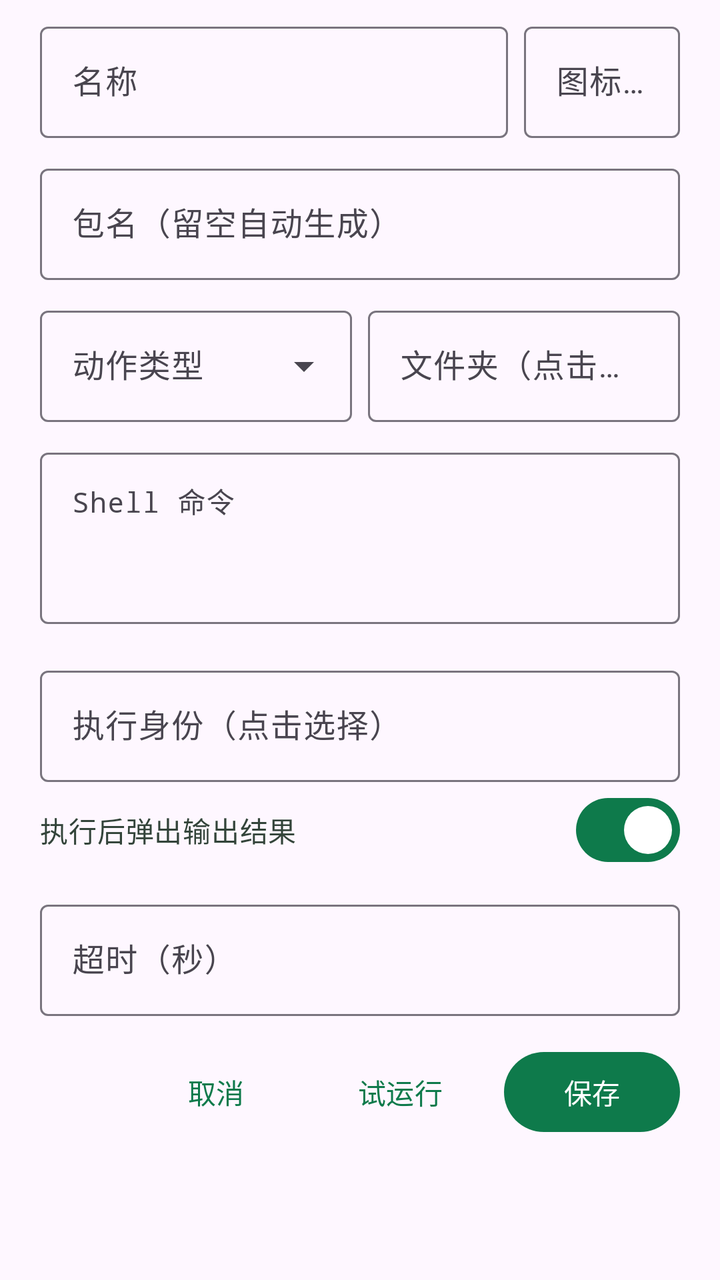
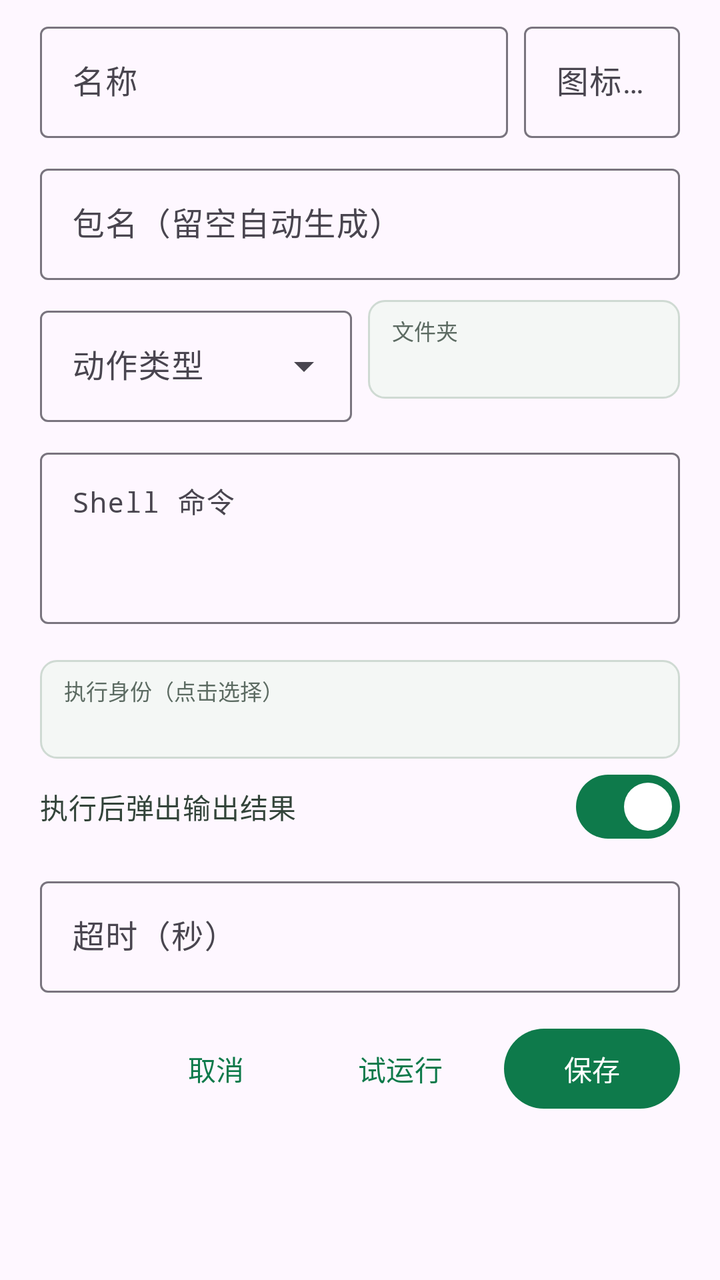

Before-and-after screenshots of an Android layout around one commit, followed by the original layout XML and the change that was made.
<!-- AndroidManifest.xml: application theme Theme.Shell2Apk -->
<!-- res/layout/dialog_task.xml -->
<?xml version="1.0" encoding="utf-8"?>
<ScrollView xmlns:android="http://schemas.android.com/apk/res/android"
    xmlns:app="http://schemas.android.com/apk/res-auto"
    android:layout_width="match_parent"
    android:layout_height="wrap_content">

    <LinearLayout
        android:layout_width="match_parent"
        android:layout_height="wrap_content"
        android:orientation="vertical"
        android:paddingStart="20dp"
        android:paddingTop="8dp"
        android:paddingEnd="20dp"
        android:paddingBottom="4dp">

        <LinearLayout
            android:layout_width="match_parent"
            android:layout_height="wrap_content"
            android:orientation="horizontal">

            <com.google.android.material.textfield.TextInputLayout
                android:id="@+id/layoutName"
                style="@style/Widget.Material3.TextInputLayout.OutlinedBox"
                android:layout_width="0dp"
                android:layout_height="wrap_content"
                android:layout_weight="3"
                android:hint="名称">

                <com.google.android.material.textfield.TextInputEditText
                    android:id="@+id/inputName"
                    android:layout_width="match_parent"
                    android:layout_height="wrap_content"
                    android:inputType="text"
                    android:maxLines="1" />
            </com.google.android.material.textfield.TextInputLayout>

            <com.google.android.material.textfield.TextInputLayout
                android:id="@+id/layoutIcon"
                style="@style/Widget.Material3.TextInputLayout.OutlinedBox"
                android:layout_width="0dp"
                android:layout_height="wrap_content"
                android:layout_marginStart="8dp"
                android:layout_weight="1"
                android:hint="图标字">

                <com.google.android.material.textfield.TextInputEditText
                    android:id="@+id/inputIcon"
                    android:layout_width="match_parent"
                    android:layout_height="wrap_content"
                    android:inputType="text"
                    android:maxLength="2"
                    android:maxLines="1" />
            </com.google.android.material.textfield.TextInputLayout>
        </LinearLayout>

        <com.google.android.material.textfield.TextInputLayout
            android:id="@+id/layoutPackage"
            style="@style/Widget.Material3.TextInputLayout.OutlinedBox"
            android:layout_width="match_parent"
            android:layout_height="wrap_content"
            android:layout_marginTop="10dp"
            android:hint="包名（留空自动生成）">

            <com.google.android.material.textfield.TextInputEditText
                android:id="@+id/inputPackage"
                android:layout_width="match_parent"
                android:layout_height="wrap_content"
                android:inputType="textNoSuggestions"
                android:maxLines="1"
                android:typeface="monospace" />
        </com.google.android.material.textfield.TextInputLayout>

        <LinearLayout
            android:layout_width="match_parent"
            android:layout_height="wrap_content"
            android:layout_marginTop="10dp"
            android:orientation="horizontal">

            <com.google.android.material.textfield.TextInputLayout
                android:id="@+id/layoutKind"
                style="@style/Widget.Material3.TextInputLayout.OutlinedBox.ExposedDropdownMenu"
                android:layout_width="0dp"
                android:layout_height="wrap_content"
                android:layout_weight="1"
                android:hint="动作类型">

                <AutoCompleteTextView
                    android:id="@+id/inputKind"
                    android:layout_width="match_parent"
                    android:layout_height="wrap_content"
                    android:inputType="none" />
            </com.google.android.material.textfield.TextInputLayout>

            <com.google.android.material.textfield.TextInputLayout
                android:id="@+id/layoutFolder"
                style="@style/Widget.Material3.TextInputLayout.OutlinedBox"
                android:layout_width="0dp"
                android:layout_height="wrap_content"
                android:layout_marginStart="8dp"
                android:layout_weight="1"
                android:hint="文件夹（点击选择）">

                <com.google.android.material.textfield.TextInputEditText
                    android:id="@+id/inputFolder"
                    android:layout_width="match_parent"
                    android:layout_height="wrap_content"
                    android:clickable="true"
                    android:cursorVisible="false"
                    android:focusable="false"
                    android:inputType="none"
                    android:maxLines="1" />
            </com.google.android.material.textfield.TextInputLayout>
        </LinearLayout>

        <com.google.android.material.textfield.TextInputLayout
            android:id="@+id/layoutValue"
            style="@style/Widget.Material3.TextInputLayout.OutlinedBox"
            android:layout_width="match_parent"
            android:layout_height="wrap_content"
            android:layout_marginTop="10dp"
            android:hint="Shell 命令">

            <com.google.android.material.textfield.TextInputEditText
                android:id="@+id/inputValue"
                android:layout_width="match_parent"
                android:layout_height="wrap_content"
                android:gravity="top|start"
                android:inputType="textMultiLine|textNoSuggestions"
                android:maxLines="8"
                android:minLines="3"
                android:textSize="14sp"
                android:typeface="monospace" />
        </com.google.android.material.textfield.TextInputLayout>

        <com.google.android.material.button.MaterialButton
            android:id="@+id/btnPickActivity"
            style="@style/Widget.Material3.Button.TonalButton"
            android:layout_width="match_parent"
            android:layout_height="wrap_content"
            android:layout_marginTop="6dp"
            android:text="从手机里选择活动"
            android:visibility="gone" />

        <LinearLayout
            android:id="@+id/groupShell"
            android:layout_width="match_parent"
            android:layout_height="wrap_content"
            android:layout_marginTop="10dp"
            android:orientation="vertical">

            <com.google.android.material.textfield.TextInputLayout
                android:id="@+id/layoutExec"
                style="@style/Widget.Material3.TextInputLayout.OutlinedBox"
                android:layout_width="match_parent"
                android:layout_height="wrap_content"
                android:layout_marginTop="8dp"
                android:hint="执行身份（点击选择）">

                <com.google.android.material.textfield.TextInputEditText
                    android:id="@+id/inputExec"
                    android:layout_width="match_parent"
                    android:layout_height="wrap_content"
                    android:clickable="true"
                    android:cursorVisible="false"
                    android:focusable="false"
                    android:inputType="none"
                    android:maxLines="1" />
            </com.google.android.material.textfield.TextInputLayout>

            <com.google.android.material.materialswitch.MaterialSwitch
                android:id="@+id/switchOutput"
                android:layout_width="match_parent"
                android:layout_height="wrap_content"
                android:checked="true"
                android:text="执行后弹出输出结果"
                android:textColor="#33443A"
                android:textSize="14sp" />

            <com.google.android.material.textfield.TextInputLayout
                android:id="@+id/layoutTimeout"
                style="@style/Widget.Material3.TextInputLayout.OutlinedBox"
                android:layout_width="match_parent"
                android:layout_height="wrap_content"
                android:layout_marginTop="8dp"
                android:hint="超时（秒）">

                <com.google.android.material.textfield.TextInputEditText
                    android:id="@+id/inputTimeout"
                    android:layout_width="match_parent"
                    android:layout_height="wrap_content"
                    android:inputType="number"
                    android:maxLines="1" />
            </com.google.android.material.textfield.TextInputLayout>
        </LinearLayout>

        <LinearLayout
            android:id="@+id/groupIntent"
            android:layout_width="match_parent"
            android:layout_height="wrap_content"
            android:layout_marginTop="6dp"
            android:orientation="vertical"
            android:visibility="gone">

            <com.google.android.material.textfield.TextInputLayout
                android:id="@+id/layoutAction"
                style="@style/Widget.Material3.TextInputLayout.OutlinedBox"
                android:layout_width="match_parent"
                android:layout_height="wrap_content"
                android:layout_marginTop="6dp"
                android:hint="action">

                <com.google.android.material.textfield.TextInputEditText
                    android:id="@+id/inputAction"
                    android:layout_width="match_parent"
                    android:layout_height="wrap_content"
                    android:inputType="textNoSuggestions"
                    android:maxLines="1" />
            </com.google.android.material.textfield.TextInputLayout>

            <com.google.android.material.textfield.TextInputLayout
                android:id="@+id/layoutComponent"
                style="@style/Widget.Material3.TextInputLayout.OutlinedBox"
                android:layout_width="match_parent"
                android:layout_height="wrap_content"
                android:layout_marginTop="8dp"
                android:hint="component（包名/类名）">

                <com.google.android.material.textfield.TextInputEditText
                    android:id="@+id/inputComponent"
                    android:layout_width="match_parent"
                    android:layout_height="wrap_content"
                    android:inputType="textNoSuggestions"
                    android:maxLines="1" />
            </com.google.android.material.textfield.TextInputLayout>

            <com.google.android.material.textfield.TextInputLayout
                android:id="@+id/layoutExtras"
                style="@style/Widget.Material3.TextInputLayout.OutlinedBox"
                android:layout_width="match_parent"
                android:layout_height="wrap_content"
                android:layout_marginTop="8dp"
                android:hint="extras（JSON，可留空）">

                <com.google.android.material.textfield.TextInputEditText
                    android:id="@+id/inputExtras"
                    android:layout_width="match_parent"
                    android:layout_height="wrap_content"
                    android:gravity="top|start"
                    android:inputType="textMultiLine|textNoSuggestions"
                    android:maxLines="4"
                    android:minLines="2"
                    android:typeface="monospace" />
            </com.google.android.material.textfield.TextInputLayout>
        </LinearLayout>

        <LinearLayout
            android:layout_width="match_parent"
            android:layout_height="wrap_content"
            android:layout_marginTop="14dp"
            android:gravity="end"
            android:orientation="horizontal">

            <com.google.android.material.button.MaterialButton
                android:id="@+id/btnCancel"
                style="@style/Widget.Material3.Button.TextButton"
                android:layout_width="wrap_content"
                android:layout_height="wrap_content"
                android:text="取消" />

            <com.google.android.material.button.MaterialButton
                android:id="@+id/btnTest"
                style="@style/Widget.Material3.Button.TextButton"
                android:layout_width="wrap_content"
                android:layout_height="wrap_content"
                android:layout_marginStart="4dp"
                android:text="试运行" />

            <com.google.android.material.button.MaterialButton
                android:id="@+id/btnBuild"
                android:layout_width="wrap_content"
                android:layout_height="wrap_content"
                android:layout_marginStart="8dp"
                android:paddingStart="20dp"
                android:paddingEnd="20dp"
                android:text="保存" />
        </LinearLayout>
    </LinearLayout>
</ScrollView>
<!-- resources referenced by this layout -->
<resources>
  <style name="Theme.Shell2Apk" parent="Theme.Material3.Light.NoActionBar">
          <item name="colorPrimary">@color/brand</item>
          <item name="colorOnPrimary">#FFFFFF</item>
          <item name="colorPrimaryContainer">@color/brand_light</item>
          <item name="colorOnPrimaryContainer">#00210F</item>
          <item name="colorSecondary">#4A6355</item>
          <item name="android:statusBarColor">@color/brand_dark</item>
          <item name="android:navigationBarColor">#FFFFFF</item>
      </style>
  <color name="brand">#0E7A4B</color>
  <color name="brand_light">#A5F3C8</color>
  <color name="brand_dark">#0A5C39</color>
</resources>

<!-- the commit's change to res/layout/dialog_task.xml (unified diff, before → after) -->
@@ -91,25 +91,37 @@
                     android:inputType="none" />
             </com.google.android.material.textfield.TextInputLayout>
 
-            <com.google.android.material.textfield.TextInputLayout
-                android:id="@+id/layoutFolder"
-                style="@style/Widget.Material3.TextInputLayout.OutlinedBox"
+            <LinearLayout
+                android:id="@+id/rowFolder"
                 android:layout_width="0dp"
                 android:layout_height="wrap_content"
                 android:layout_marginStart="8dp"
                 android:layout_weight="1"
-                android:hint="文件夹（点击选择）">
-
-                <com.google.android.material.textfield.TextInputEditText
+                android:background="@drawable/bg_field"
+                android:clickable="true"
+                android:focusable="true"
+                android:orientation="vertical"
+                android:paddingStart="12dp"
+                android:paddingTop="7dp"
+                android:paddingEnd="12dp"
+                android:paddingBottom="7dp">
+
+                <TextView
+                    android:layout_width="wrap_content"
+                    android:layout_height="wrap_content"
+                    android:text="文件夹"
+                    android:textColor="#5C6B62"
+                    android:textSize="11sp" />
+
+                <TextView
                     android:id="@+id/inputFolder"
                     android:layout_width="match_parent"
                     android:layout_height="wrap_content"
-                    android:clickable="true"
-                    android:cursorVisible="false"
-                    android:focusable="false"
-                    android:inputType="none"
-                    android:maxLines="1" />
-            </com.google.android.material.textfield.TextInputLayout>
+                    android:ellipsize="end"
+                    android:maxLines="1"
+                    android:textColor="#1B2B22"
+                    android:textSize="14sp" />
+            </LinearLayout>
         </LinearLayout>
 
         <com.google.android.material.textfield.TextInputLayout
@@ -148,24 +160,36 @@
             android:layout_marginTop="10dp"
             android:orientation="vertical">
 
-            <com.google.android.material.textfield.TextInputLayout
-                android:id="@+id/layoutExec"
-                style="@style/Widget.Material3.TextInputLayout.OutlinedBox"
+            <LinearLayout
+                android:id="@+id/rowExec"
                 android:layout_width="match_parent"
                 android:layout_height="wrap_content"
                 android:layout_marginTop="8dp"
-                android:hint="执行身份（点击选择）">
-
-                <com.google.android.material.textfield.TextInputEditText
+                android:background="@drawable/bg_field"
+                android:clickable="true"
+                android:focusable="true"
+                android:orientation="vertical"
+                android:paddingStart="12dp"
+                android:paddingTop="7dp"
+                android:paddingEnd="12dp"
+                android:paddingBottom="7dp">
+
+                <TextView
+                    android:layout_width="wrap_content"
+                    android:layout_height="wrap_content"
+                    android:text="执行身份（点击选择）"
+                    android:textColor="#5C6B62"
+                    android:textSize="11sp" />
+
+                <TextView
                     android:id="@+id/inputExec"
                     android:layout_width="match_parent"
                     android:layout_height="wrap_content"
-                    android:clickable="true"
-                    android:cursorVisible="false"
-                    android:focusable="false"
-                    android:inputType="none"
-                    android:maxLines="1" />
-            </com.google.android.material.textfield.TextInputLayout>
+                    android:ellipsize="end"
+                    android:maxLines="1"
+                    android:textColor="#1B2B22"
+                    android:textSize="14sp" />
+            </LinearLayout>
 
             <com.google.android.material.materialswitch.MaterialSwitch
                 android:id="@+id/switchOutput"
<!-- resource entries referenced after the edit -->
@@ -1,5 +1,15 @@
 <!-- resources referenced by this layout -->
 <resources>
+  <!-- drawable bg_field (drawable) -->
+  <?xml version="1.0" encoding="utf-8"?>
+  <shape xmlns:android="http://schemas.android.com/apk/res/android"
+      android:shape="rectangle">
+      <solid android:color="#F4F7F5" />
+      <stroke
+          android:width="1dp"
+          android:color="#CFDAD3" />
+      <corners android:radius="8dp" />
+  </shape>
   <style name="Theme.Shell2Apk" parent="Theme.Material3.Light.NoActionBar">
           <item name="colorPrimary">@color/brand</item>
           <item name="colorOnPrimary">#FFFFFF</item>
